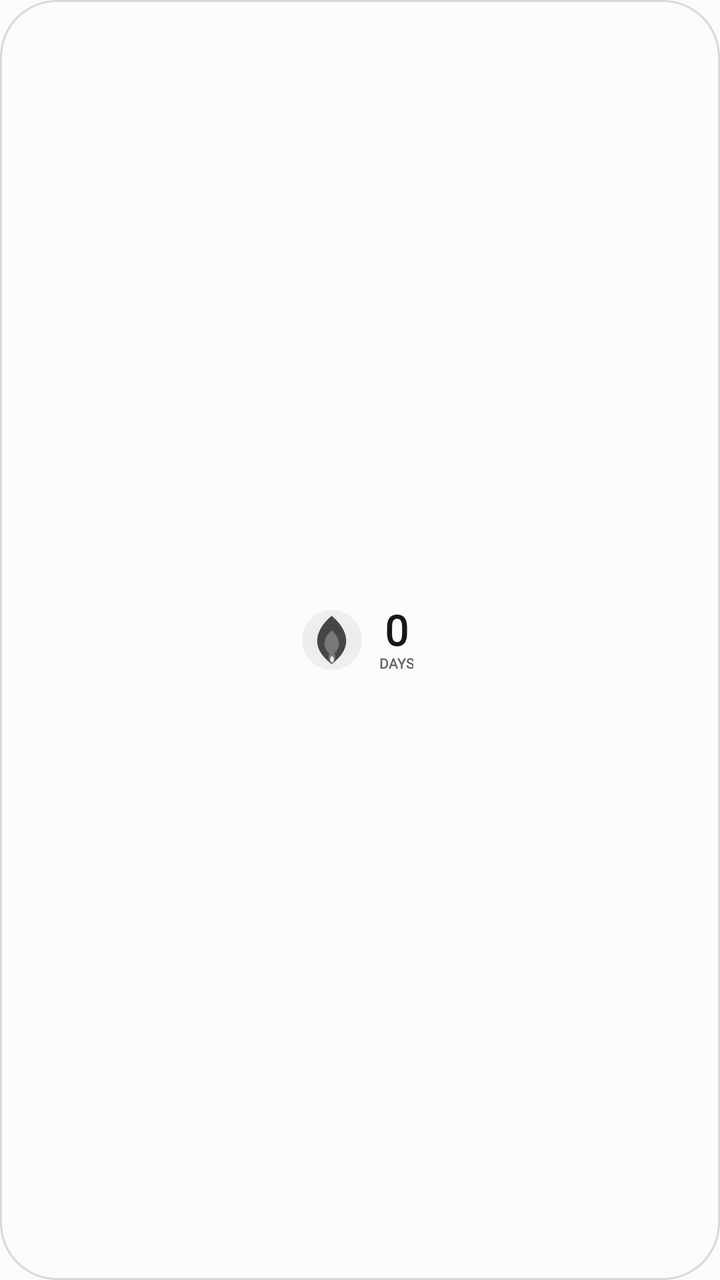
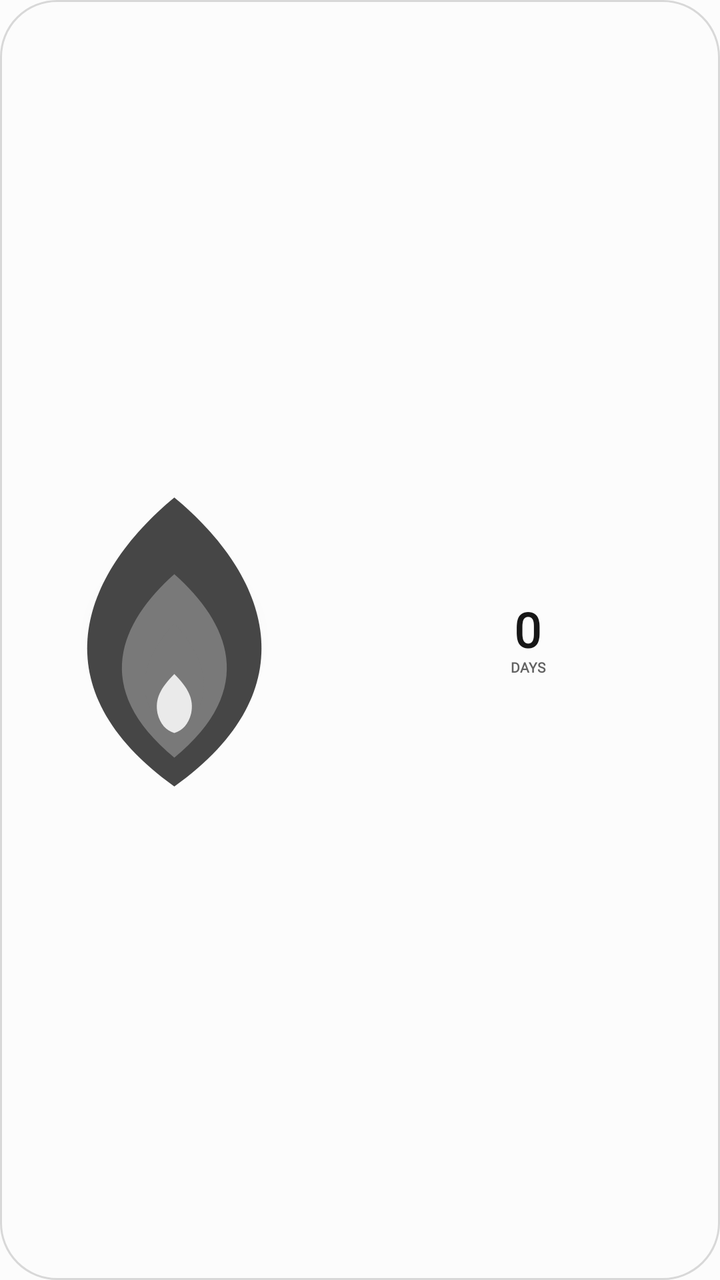

Before-and-after screenshots of an Android layout around one commit, followed by the original layout XML and the change that was made.
<!-- AndroidManifest.xml: application theme Theme.StreakWidget -->
<!-- res/layout/widget_layout_strip.xml -->
<?xml version="1.0" encoding="utf-8"?>
<LinearLayout xmlns:android="http://schemas.android.com/apk/res/android"
    android:id="@+id/widget_background"
    android:layout_width="match_parent"
    android:layout_height="match_parent"
    android:background="@drawable/widget_bg_shape"
    android:gravity="center"
    android:orientation="horizontal"
    android:paddingHorizontal="7dp"
    android:paddingVertical="4dp">

    <FrameLayout
        android:layout_width="30dp"
        android:layout_height="30dp">
        <ImageView android:id="@+id/widget_flame_glow" android:layout_width="30dp" android:layout_height="30dp" android:layout_gravity="center" android:contentDescription="@null" android:src="@drawable/widget_flame_glow" />
        <ImageView android:id="@+id/widget_flame_outer" android:layout_width="27dp" android:layout_height="27dp" android:layout_gravity="center" android:contentDescription="@null" android:src="@drawable/ic_widget_flame_outer" />
        <ImageView android:id="@+id/widget_flame_mid" android:layout_width="21dp" android:layout_height="21dp" android:layout_gravity="center" android:contentDescription="@null" android:src="@drawable/ic_widget_flame_mid" />
        <ImageView android:id="@+id/widget_flame_inner" android:layout_width="16dp" android:layout_height="16dp" android:layout_gravity="center_horizontal|bottom" android:layout_marginBottom="1dp" android:contentDescription="@null" android:src="@drawable/ic_widget_flame_inner" />
    </FrameLayout>

    <LinearLayout
        android:layout_width="wrap_content"
        android:layout_height="wrap_content"
        android:layout_marginStart="6dp"
        android:gravity="center"
        android:orientation="vertical">
        <TextView android:id="@+id/widget_streak_count" style="@style/WidgetText" android:layout_width="wrap_content" android:layout_height="wrap_content" android:autoSizeTextType="uniform" android:autoSizeMinTextSize="11sp" android:autoSizeMaxTextSize="21sp" android:autoSizeStepGranularity="1sp" android:gravity="center" android:includeFontPadding="false" android:maxLines="1" android:minWidth="22dp" android:text="@string/widget_preview_count" android:textColor="@color/widget_text_primary" android:textSize="21sp" android:textStyle="bold" />
        <TextView android:id="@+id/widget_streak_label" style="@style/WidgetText" android:layout_width="wrap_content" android:layout_height="wrap_content" android:gravity="center" android:includeFontPadding="false" android:maxLines="1" android:text="@string/widget_preview_days" android:textColor="@color/widget_text_muted" android:textSize="7sp" android:textStyle="bold" />
    </LinearLayout>

    <TextView android:id="@+id/widget_eyebrow" style="@style/WidgetText" android:layout_width="1dp" android:layout_height="1dp" android:visibility="gone" />
    <TextView android:id="@+id/widget_habit_name" style="@style/WidgetText" android:layout_width="1dp" android:layout_height="1dp" android:visibility="gone" />
    <TextView android:id="@+id/widget_status" style="@style/WidgetText" android:layout_width="1dp" android:layout_height="1dp" android:visibility="gone" />
    <TextView android:id="@+id/widget_task_progress" style="@style/WidgetText" android:layout_width="1dp" android:layout_height="1dp" android:visibility="gone" />
    <TextView android:id="@+id/widget_check_in" style="@style/WidgetText" android:layout_width="1dp" android:layout_height="1dp" android:visibility="gone" />
</LinearLayout>
<!-- resources referenced by this layout -->
<resources>
  <color name="widget_text_muted">#626262</color>
  <color name="widget_text_primary">#171717</color>
  <!-- drawable ic_widget_flame_inner (drawable) -->
  <?xml version="1.0" encoding="utf-8"?>
  <vector xmlns:android="http://schemas.android.com/apk/res/android"
      android:width="100dp"
      android:height="100dp"
      android:viewportWidth="100"
      android:viewportHeight="100">
      
      <path
          android:fillColor="@color/widget_flame_idle_inner"
          android:pathData="M50,44 C62,57 66,72 50,84 C34,72 38,57 50,44 Z" />
      <path
          android:fillColor="#FFFFFF"
          android:pathData="M50,62 C55,67 57,71 56,76 C55,80 53,82 50,83 C47,82 45,80 44,76 C43,71 45,67 50,62 Z"
          android:fillAlpha="0.85" />
  </vector>
  <!-- drawable ic_widget_flame_mid (drawable) -->
  <?xml version="1.0" encoding="utf-8"?>
  <vector xmlns:android="http://schemas.android.com/apk/res/android"
      android:width="100dp"
      android:height="100dp"
      android:viewportWidth="100"
      android:viewportHeight="100">
      
      <path
          android:fillColor="@color/widget_flame_idle_inner"
          android:pathData="M50,28 C68,44 78,66 50,89 C22,66 32,44 50,28 Z" />
  </vector>
  <!-- drawable ic_widget_flame_outer (drawable) -->
  <?xml version="1.0" encoding="utf-8"?>
  <vector xmlns:android="http://schemas.android.com/apk/res/android"
      android:width="100dp"
      android:height="100dp"
      android:viewportWidth="100"
      android:viewportHeight="100">
      
      <path
          android:fillColor="@color/widget_flame_idle_outer"
          android:pathData="M50,6 C79,30 92,65 50,95 C8,65 21,30 50,6 Z" />
  </vector>
  <!-- drawable widget_bg_shape (drawable) -->
  <?xml version="1.0" encoding="utf-8"?>
  <shape xmlns:android="http://schemas.android.com/apk/res/android" android:shape="rectangle">
      <solid android:color="@color/widget_surface" />
      <corners android:radius="28dp" />
      <stroke
          android:width="1dp"
          android:color="@color/widget_outline" />
  </shape>
  <!-- drawable widget_flame_glow (drawable) -->
  <?xml version="1.0" encoding="utf-8"?>
  <shape xmlns:android="http://schemas.android.com/apk/res/android" android:shape="oval">
      <gradient
          android:centerX="0.5"
          android:centerY="0.5"
          android:endColor="@android:color/transparent"
          android:gradientRadius="48dp"
          android:startColor="@color/widget_flame_idle_glow"
          android:type="radial" />
  </shape>
  <string name="widget_preview_count">0</string>
  <string name="widget_preview_days">DAYS</string>
  <style name="WidgetText">
          <item name="android:fontFamily">serif</item>
      </style>
  <style name="Theme.StreakWidget" parent="android:Theme.Material.Light.NoActionBar">
          <item name="android:windowBackground">#FCFCFC</item>
          <item name="android:colorAccent">#151515</item>
          <item name="android:statusBarColor">#FCFCFC</item>
          <item name="android:navigationBarColor">#FCFCFC</item>
          <item name="android:windowLightStatusBar">true</item>
          <item name="android:windowNoTitle">true</item>
      </style>
  <color name="widget_flame_idle_inner">#797979</color>
  <color name="widget_flame_idle_outer">#464646</color>
  <color name="widget_surface">#FCFCFC</color>
  <color name="widget_outline">#D8D8D8</color>
  <color name="widget_flame_idle_glow">#14171717</color>
</resources>

<!-- the commit's change to res/layout/widget_layout_strip.xml (unified diff, before → after) -->
@@ -6,26 +6,28 @@
     android:background="@drawable/widget_bg_shape"
     android:gravity="center"
     android:orientation="horizontal"
-    android:paddingHorizontal="7dp"
-    android:paddingVertical="4dp">
+    android:paddingHorizontal="6dp"
+    android:paddingVertical="3dp">
 
     <FrameLayout
-        android:layout_width="30dp"
-        android:layout_height="30dp">
-        <ImageView android:id="@+id/widget_flame_glow" android:layout_width="30dp" android:layout_height="30dp" android:layout_gravity="center" android:contentDescription="@null" android:src="@drawable/widget_flame_glow" />
-        <ImageView android:id="@+id/widget_flame_outer" android:layout_width="27dp" android:layout_height="27dp" android:layout_gravity="center" android:contentDescription="@null" android:src="@drawable/ic_widget_flame_outer" />
-        <ImageView android:id="@+id/widget_flame_mid" android:layout_width="21dp" android:layout_height="21dp" android:layout_gravity="center" android:contentDescription="@null" android:src="@drawable/ic_widget_flame_mid" />
-        <ImageView android:id="@+id/widget_flame_inner" android:layout_width="16dp" android:layout_height="16dp" android:layout_gravity="center_horizontal|bottom" android:layout_marginBottom="1dp" android:contentDescription="@null" android:src="@drawable/ic_widget_flame_inner" />
+        android:layout_width="0dp"
+        android:layout_height="match_parent"
+        android:layout_weight="0.9">
+        <ImageView android:id="@+id/widget_flame_glow" android:layout_width="match_parent" android:layout_height="match_parent" android:contentDescription="@null" android:scaleType="fitCenter" android:src="@drawable/widget_flame_glow" />
+        <ImageView android:id="@+id/widget_flame_outer" android:layout_width="match_parent" android:layout_height="match_parent" android:contentDescription="@null" android:scaleType="fitCenter" android:src="@drawable/ic_widget_flame_outer" />
+        <ImageView android:id="@+id/widget_flame_mid" android:layout_width="match_parent" android:layout_height="match_parent" android:contentDescription="@null" android:padding="6dp" android:scaleType="fitCenter" android:src="@drawable/ic_widget_flame_mid" />
+        <ImageView android:id="@+id/widget_flame_inner" android:layout_width="match_parent" android:layout_height="match_parent" android:contentDescription="@null" android:padding="11dp" android:scaleType="fitCenter" android:src="@drawable/ic_widget_flame_inner" />
     </FrameLayout>
 
     <LinearLayout
-        android:layout_width="wrap_content"
+        android:layout_width="0dp"
         android:layout_height="wrap_content"
-        android:layout_marginStart="6dp"
+        android:layout_marginStart="5dp"
+        android:layout_weight="1"
         android:gravity="center"
         android:orientation="vertical">
-        <TextView android:id="@+id/widget_streak_count" style="@style/WidgetText" android:layout_width="wrap_content" android:layout_height="wrap_content" android:autoSizeTextType="uniform" android:autoSizeMinTextSize="11sp" android:autoSizeMaxTextSize="21sp" android:autoSizeStepGranularity="1sp" android:gravity="center" android:includeFontPadding="false" android:maxLines="1" android:minWidth="22dp" android:text="@string/widget_preview_count" android:textColor="@color/widget_text_primary" android:textSize="21sp" android:textStyle="bold" />
-        <TextView android:id="@+id/widget_streak_label" style="@style/WidgetText" android:layout_width="wrap_content" android:layout_height="wrap_content" android:gravity="center" android:includeFontPadding="false" android:maxLines="1" android:text="@string/widget_preview_days" android:textColor="@color/widget_text_muted" android:textSize="7sp" android:textStyle="bold" />
+        <TextView android:id="@+id/widget_streak_count" style="@style/WidgetText" android:layout_width="match_parent" android:layout_height="wrap_content" android:autoSizeTextType="uniform" android:autoSizeMinTextSize="12sp" android:autoSizeMaxTextSize="24sp" android:autoSizeStepGranularity="1sp" android:gravity="center" android:includeFontPadding="false" android:maxLines="1" android:text="@string/widget_preview_count" android:textColor="@color/widget_text_primary" android:textSize="24sp" android:textStyle="bold" />
+        <TextView android:id="@+id/widget_streak_label" style="@style/WidgetText" android:layout_width="match_parent" android:layout_height="wrap_content" android:gravity="center" android:includeFontPadding="false" android:maxLines="1" android:text="@string/widget_preview_days" android:textColor="@color/widget_text_muted" android:textSize="7sp" android:textStyle="bold" />
     </LinearLayout>
 
     <TextView android:id="@+id/widget_eyebrow" style="@style/WidgetText" android:layout_width="1dp" android:layout_height="1dp" android:visibility="gone" />
